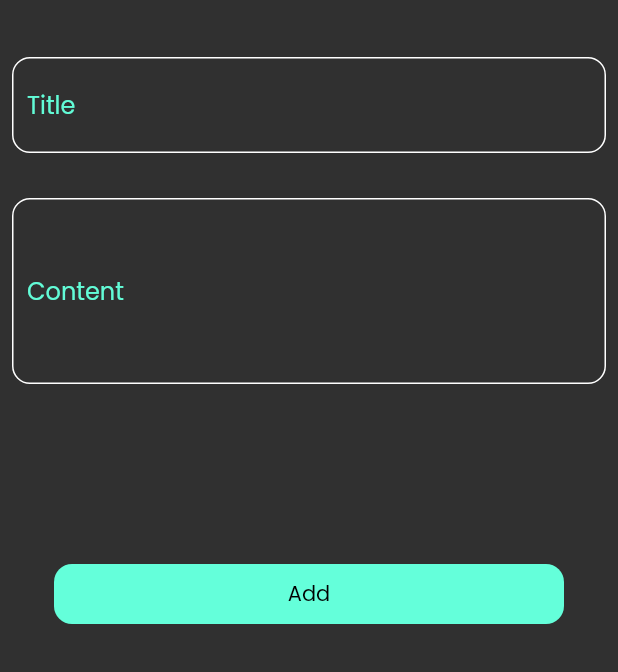
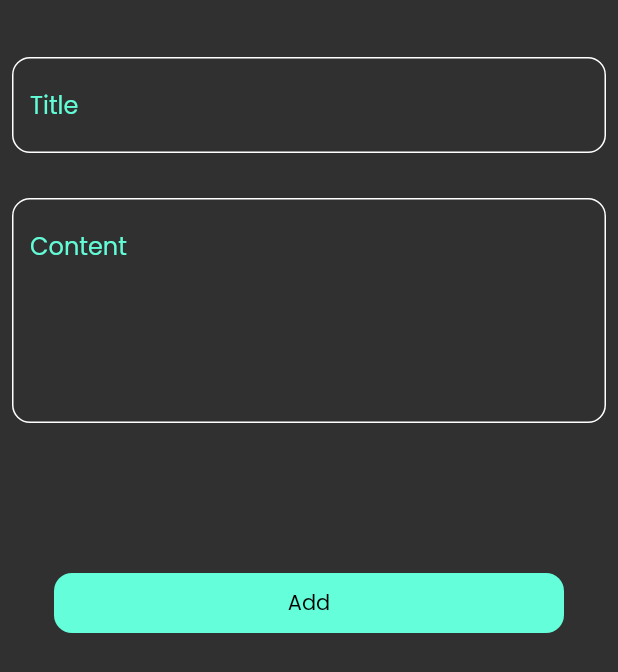
Before and after one commit to Naguib5/NotesApp, a Flutter app: the ShowNotesBottomSheet widget shown alone on an empty page, opened directly, on a phone screen of 412 x 824 dp. Shown: the top 672 px of the screen. Run offline on Flutter 3.47's test engine with Material 2 defaults, Android fonts, the phone set to English and light mode, and no system bars; our stand-ins replace font_awesome_flutter.

Commit message:
add fileds to bottom sheet

```diff
--- a/lib/widget/ShowNotesBottomSheet.dart
+++ b/lib/widget/ShowNotesBottomSheet.dart
@@ -12,14 +12,13 @@ class ShowNotesBottomSheet extends StatelessWidget {
         children: [
           CustomTextField(
             hintText: 'Title',
-            edgeInsets: EdgeInsets.only(top: 40,left: 10),
-
+            maxline: 1,
           ),
         CustomTextField(
           hintText: 'Content',
-          edgeInsets: EdgeInsets.only(top: 100,left: 10),
+          maxline: 5,
         ),
-          SizedBox(height: 120,),
+          SizedBox(height: 100,),
           Container(
             decoration: BoxDecoration(
               borderRadius: BorderRadius.circular(12),
--- a/lib/widget/customTextField.dart
+++ b/lib/widget/customTextField.dart
@@ -3,17 +3,17 @@ import 'package:flutter/cupertino.dart';
 import 'package:flutter/material.dart';
 import 'package:notes_app/widget/constant.dart';
 class CustomTextField extends StatelessWidget {
-   CustomTextField({required this.hintText,required this.edgeInsets});
+   CustomTextField({required this.hintText,this.maxline=1});
   String hintText;
-   EdgeInsets edgeInsets;
+   int  maxline ;
   @override
   Widget build(BuildContext context) {
     return   Padding(
       padding: const EdgeInsets.only(top: 30),
       child: TextField(
+        maxLines: maxline,
         cursorColor: kPrimeryColor,
         decoration: InputDecoration(
-          contentPadding: edgeInsets,
           hintText: hintText,
           hintStyle: TextStyle(
               color: kPrimeryColor
```
